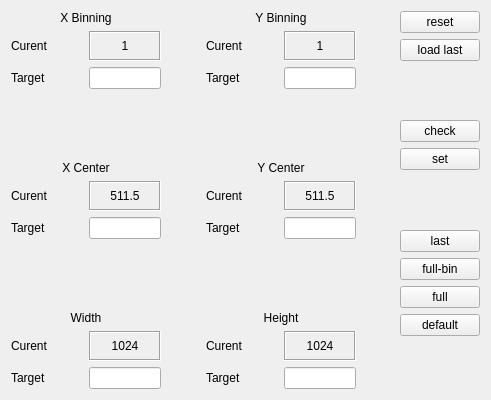
First picture: the form in gui/widgets/roi/roi.ui, repository magao-x/MagAOX, before the edit.
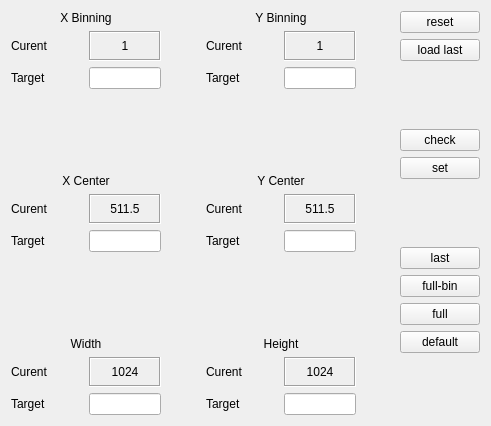
Second picture: the form after the edit. Icons and pictures are not drawn. Custom widgets are drawn as their Qt base class.

```diff
--- a/gui/widgets/roi/roi.ui
+++ b/gui/widgets/roi/roi.ui
@@ -7,7 +7,7 @@
     <x>0</x>
     <y>0</y>
     <width>491</width>
-    <height>400</height>
+    <height>426</height>
    </rect>
   </property>
   <property name="windowTitle">
```
Left out of the diff: 4 changed lines with no effect on the pictures.
